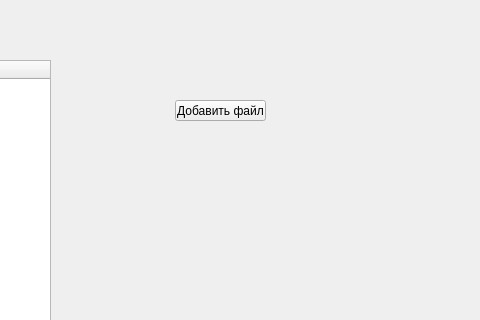
Before: the Qt Designer form mainwindow.ui in ROFLailXGOD/SingleServer, drawn with Qt 5; both pictures show x 235 to 715 and y 0 to 320 of the 800 by 600 pixel window.
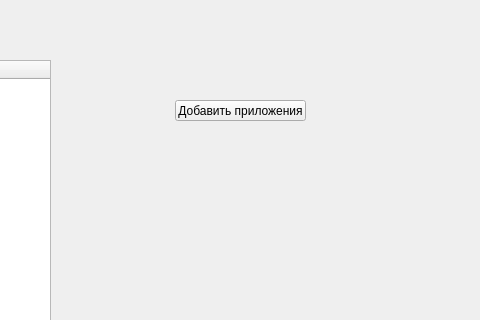
After: the same form once the commit is applied.

The edit to the form file:
```diff
--- a/mainwindow.ui
+++ b/mainwindow.ui
@@ -52,12 +52,12 @@
      <rect>
       <x>410</x>
       <y>100</y>
-      <width>91</width>
+      <width>131</width>
       <height>21</height>
      </rect>
     </property>
     <property name="text">
-     <string>Добавить файл</string>
+     <string>Добавить приложения</string>
     </property>
    </widget>
   </widget>
```
